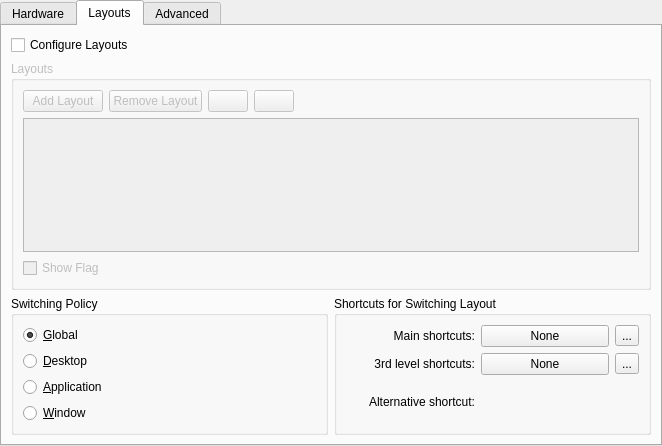
The window that kcontrol/keyboard/kcm_keyboard.ui (mgottschlag/kwin-tiling) describes before a commit, drawn with Qt 5.
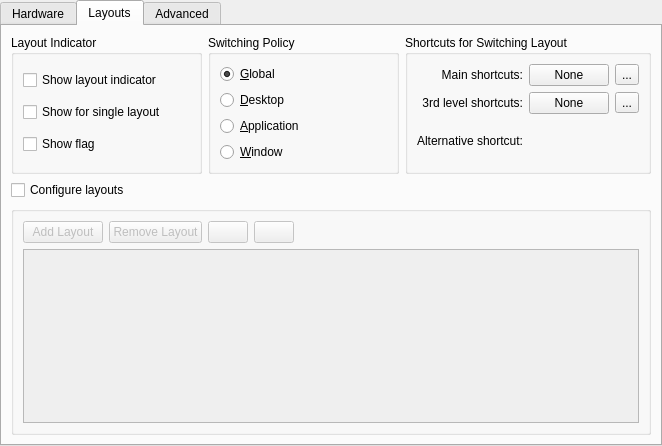
The same window after the commit. The open tabs and pages were chosen to show the change. Custom widgets are drawn as their Qt base class.

Commit message: -allow indicator without configuring layouts -partial checkboxes for xkb option groups

The edit to the form file:
```diff
--- a/kcontrol/keyboard/kcm_keyboard.ui
+++ b/kcontrol/keyboard/kcm_keyboard.ui
@@ -86,104 +86,40 @@
    <attribute name="title">
     <string>Layouts</string>
    </attribute>
+   <layout class="QGridLayout" name="gridLayout_4">
+    <item row="0" column="0">
+     <layout class="QHBoxLayout" name="horizontalLayout_3">
+      <item>
+       <widget class="KButtonGroup" name="kbuttongroup">
+        <property name="title">
+         <string>Layout Indicator</string>
+        </property>
    <layout class="QGridLayout" name="gridLayout_3">
     <item row="0" column="0">
-     <widget class="QCheckBox" name="configureLayoutsChk">
+          <widget class="QCheckBox" name="showIndicatorChk">
       <property name="text">
-       <string>Configure Layouts</string>
-      </property>
-     </widget>
-    </item>
-    <item row="1" column="0" colspan="2">
-     <widget class="QGroupBox" name="layoutsGroupBox">
-      <property name="enabled">
-       <bool>false</bool>
-      </property>
-      <property name="title">
-       <string>Layouts</string>
-      </property>
-      <layout class="QGridLayout" name="gridLayout_2">
-       <item row="0" column="0">
-        <layout class="QHBoxLayout" name="horizontalLayout">
-         <item>
-          <widget class="QPushButton" name="addLayoutBtn">
-           <property name="text">
-            <string>Add Layout</string>
-           </property>
-          </widget>
-         </item>
-         <item>
-          <widget class="QPushButton" name="removeLayoutBtn">
-           <property name="enabled">
-            <bool>false</bool>
-           </property>
-           <property name="text">
-            <string>Remove Layout</string>
-           </property>
-          </widget>
-         </item>
-         <item>
-          <widget class="QPushButton" name="moveUpBtn">
-           <property name="enabled">
-            <bool>false</bool>
-           </property>
-           <property name="text">
-            <string/>
-           </property>
-          </widget>
-         </item>
-         <item>
-          <widget class="QPushButton" name="moveDownBtn">
-           <property name="enabled">
-            <bool>false</bool>
-           </property>
-           <property name="text">
-            <string/>
-           </property>
-          </widget>
-         </item>
-         <item>
-          <spacer name="horizontalSpacer">
-           <property name="orientation">
-            <enum>Qt::Horizontal</enum>
-           </property>
-           <property name="sizeHint" stdset="0">
-            <size>
-             <width>40</width>
-             <height>20</height>
-            </size>
-           </property>
-          </spacer>
-         </item>
-        </layout>
+            <string>Show layout indicator</string>
+           </property>
+          </widget>
        </item>
        <item row="1" column="0">
-        <widget class="QTableView" name="layoutsTableView">
-         <property name="selectionBehavior">
-          <enum>QAbstractItemView::SelectRows</enum>
-         </property>
-         <property name="showGrid">
-          <bool>false</bool>
-         </property>
-         <attribute name="verticalHeaderVisible">
-          <bool>false</bool>
-         </attribute>
-         <attribute name="verticalHeaderVisible">
-          <bool>false</bool>
-         </attribute>
+          <widget class="QCheckBox" name="showSingleChk">
+           <property name="text">
+            <string>Show for single layout</string>
+           </property>
         </widget>
        </item>
        <item row="2" column="0">
         <widget class="QCheckBox" name="showFlagChk">
          <property name="text">
-          <string>Show Flag</string>
+            <string>Show flag</string>
          </property>
         </widget>
        </item>
       </layout>
      </widget>
     </item>
-    <item row="2" column="0">
+      <item>
      <widget class="KButtonGroup" name="switchingPolicyButtonGroup">
       <property name="whatsThis">
        <string>If you select &quot;Application&quot; or &quot;Window&quot; switching policy, changing the keyboard layout will only affect the current application or window.</string>
@@ -226,7 +162,7 @@
       </layout>
      </widget>
     </item>
-    <item row="2" column="1">
+      <item>
      <widget class="QGroupBox" name="shortcutsGroupBox">
       <property name="title">
        <string>Shortcuts for Switching Layout</string>
@@ -313,6 +249,97 @@
          <property name="multiKeyShortcutsAllowed">
           <bool>false</bool>
          </property>
+          </widget>
+         </item>
+        </layout>
+       </widget>
+      </item>
+     </layout>
+    </item>
+    <item row="1" column="0">
+     <widget class="QCheckBox" name="configureLayoutsChk">
+      <property name="text">
+       <string>Configure layouts</string>
+      </property>
+     </widget>
+    </item>
+    <item row="2" column="0">
+     <widget class="QGroupBox" name="layoutsGroupBox">
+      <property name="enabled">
+       <bool>false</bool>
+      </property>
+      <property name="title">
+       <string/>
+      </property>
+      <layout class="QGridLayout" name="gridLayout_2">
+       <item row="0" column="0">
+        <layout class="QHBoxLayout" name="horizontalLayout">
+         <item>
+          <widget class="QPushButton" name="addLayoutBtn">
+           <property name="text">
+            <string>Add Layout</string>
+           </property>
+          </widget>
+         </item>
+         <item>
+          <widget class="QPushButton" name="removeLayoutBtn">
+           <property name="enabled">
+            <bool>false</bool>
+           </property>
+           <property name="text">
+            <string>Remove Layout</string>
+           </property>
+          </widget>
+         </item>
+         <item>
+          <widget class="QPushButton" name="moveUpBtn">
+           <property name="enabled">
+            <bool>false</bool>
+           </property>
+           <property name="text">
+            <string/>
+           </property>
+          </widget>
+         </item>
+         <item>
+          <widget class="QPushButton" name="moveDownBtn">
+           <property name="enabled">
+            <bool>false</bool>
+           </property>
+           <property name="text">
+            <string/>
+           </property>
+          </widget>
+         </item>
+         <item>
+          <spacer name="horizontalSpacer">
+           <property name="orientation">
+            <enum>Qt::Horizontal</enum>
+           </property>
+           <property name="sizeHint" stdset="0">
+            <size>
+             <width>40</width>
+             <height>20</height>
+            </size>
+           </property>
+          </spacer>
+         </item>
+        </layout>
+       </item>
+       <item row="1" column="0">
+        <widget class="QTableView" name="layoutsTableView">
+         <property name="selectionBehavior">
+          <enum>QAbstractItemView::SelectRows</enum>
+         </property>
+         <property name="showGrid">
+          <bool>false</bool>
+         </property>
+         <attribute name="verticalHeaderVisible">
+          <bool>false</bool>
+         </attribute>
+         <attribute name="verticalHeaderVisible">
+          <bool>false</bool>
+         </attribute>
         </widget>
        </item>
       </layout>
```
Left out of the diff: 2 changed lines with no effect on the pictures. Lines whose indentation alone changed are shown as unchanged. The commit also changes 13 other files.
